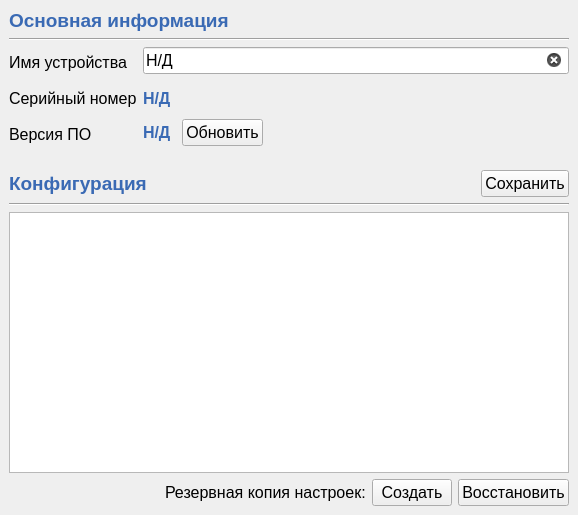
Qt form src/SettingsView.ui (yuferovalex/MDM500M) before a commit.
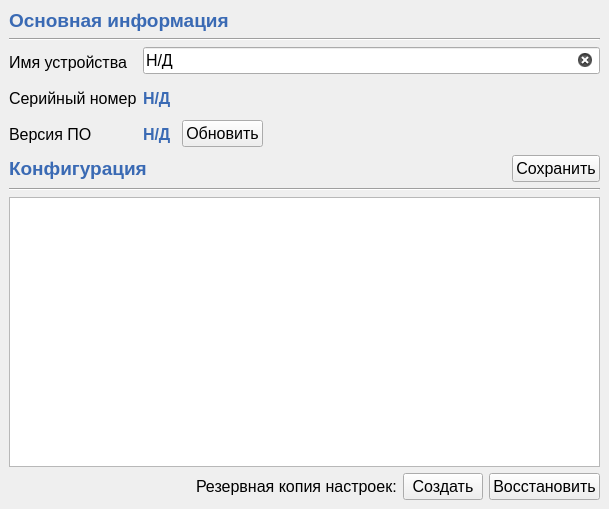
The same form after that commit.

```diff
--- a/src/SettingsView.ui
+++ b/src/SettingsView.ui
@@ -6,8 +6,8 @@
    <rect>
     <x>0</x>
     <y>0</y>
-    <width>578</width>
-    <height>515</height>
+    <width>609</width>
+    <height>509</height>
    </rect>
   </property>
   <property name="windowTitle">
@@ -32,7 +32,11 @@
    <item>
     <widget class="QStackedWidget" name="stackedWidget">
      <property name="styleSheet">
-      <string notr="true">#serialNumber, #softwareVersion, #deviceMainHeader, #deviceConfigHeader {
+      <string notr="true">.QLabel {
+	font-size: 12pt;
+}
+
+#serialNumber, #softwareVersion, #deviceMainHeader, #deviceConfigHeader {
 	font-weight: 900;
 	color: #3A6AB4;
 }
@@ -139,13 +143,6 @@
              <verstretch>0</verstretch>
             </sizepolicy>
            </property>
-           <property name="font">
-            <font>
-             <pointsize>12</pointsize>
-             <weight>99</weight>
-             <bold>true</bold>
-            </font>
-           </property>
            <property name="text">
             <string notr="true">Н/Д</string>
            </property>
@@ -176,19 +173,25 @@
           </widget>
          </item>
          <item row="2" column="1">
+          <widget class="QWidget" name="softVerWrapper" native="true">
           <layout class="QHBoxLayout" name="horizontalLayout">
            <property name="spacing">
             <number>10</number>
            </property>
+            <property name="leftMargin">
+             <number>0</number>
+            </property>
+            <property name="topMargin">
+             <number>0</number>
+            </property>
+            <property name="rightMargin">
+             <number>0</number>
+            </property>
+            <property name="bottomMargin">
+             <number>0</number>
+            </property>
            <item>
             <widget class="QLabel" name="softwareVersion">
-             <property name="font">
-              <font>
-               <pointsize>12</pointsize>
-               <weight>99</weight>
-               <bold>true</bold>
-              </font>
-             </property>
              <property name="text">
               <string notr="true">Н/Д</string>
              </property>
@@ -220,22 +223,10 @@
             </spacer>
            </item>
           </layout>
+          </widget>
          </item>
         </layout>
        </item>
-       <item>
-        <spacer name="spacer">
-         <property name="sizeType">
-          <enum>QSizePolicy::Fixed</enum>
-         </property>
-         <property name="sizeHint" stdset="0">
-          <size>
-           <width>20</width>
-           <height>15</height>
-          </size>
-         </property>
-        </spacer>
-       </item>
        <item>
         <layout class="QHBoxLayout" name="horizontalLayout_14">
          <item>
@@ -289,7 +280,6 @@
          </property>
          <property name="font">
           <font>
-           <family>Tahoma</family>
            <pointsize>12</pointsize>
           </font>
          </property>
```
Left out of the diff: 21 changed lines with no effect on the pictures. Lines whose indentation alone changed are shown as unchanged.
